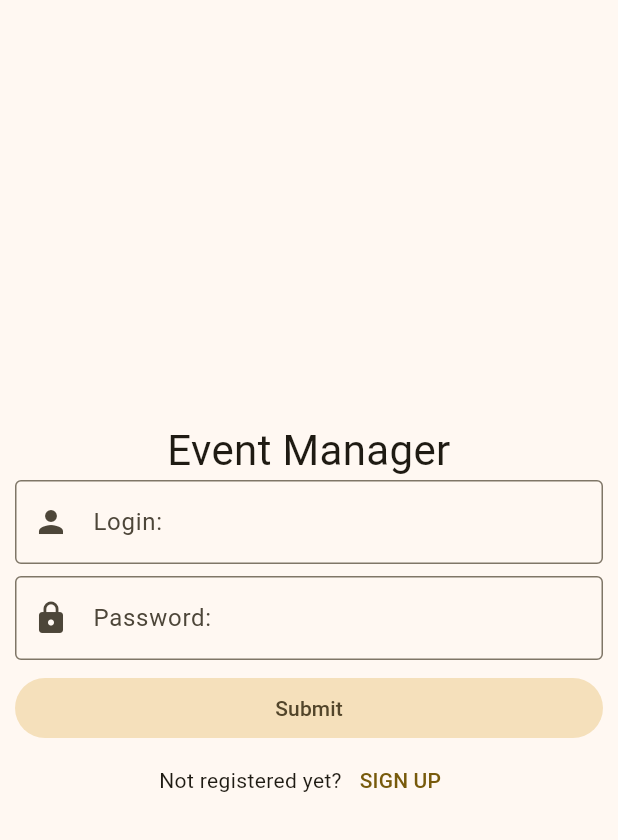
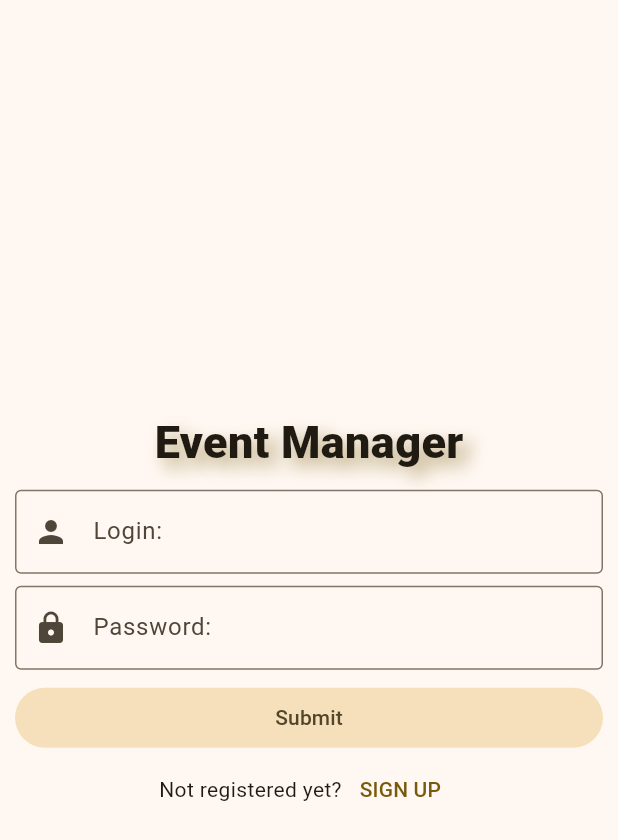
Before and after one commit to MTJakob/EventAppFrontend, a Flutter app: the screen it shows after launch, on a phone screen of 412 x 824 dp. Shown: the top 840 px of the screen. Run offline on Flutter 3.47's test engine with Material 3 defaults, Android fonts, the phone set to English and light mode, and no system bars; our stand-ins replace flutter_cache_manager, flutter_map, latlong2, validators.

Commit message:
Adjusted app style

```diff
--- a/lib/main.dart
+++ b/lib/main.dart
@@ -19,7 +19,11 @@ class MyApp extends StatelessWidget {
           colorScheme: ColorScheme.fromSeed(seedColor: Colors.amber),
           useMaterial3: true,
         ),
-        darkTheme: ThemeData.dark(),
+        darkTheme: ThemeData(
+          colorScheme: ColorScheme.fromSeed(
+              seedColor: Colors.amber.shade900, brightness: Brightness.dark),
+          useMaterial3: true,
+        ),
         initialRoute: '/login',
         routes: {
           '/login': (context) => const LoginPage(),
--- a/lib/pages/login_page.dart
+++ b/lib/pages/login_page.dart
@@ -1,4 +1,5 @@
 import 'package:event_flutter_application/pages/registration_dialog.dart';
+import 'package:event_flutter_application/title.dart';
 import 'package:flutter/material.dart';
 
 class LoginPage extends StatelessWidget {
@@ -22,10 +23,10 @@ class LoginPage extends StatelessWidget {
             shrinkWrap: true,
             padding: const EdgeInsets.symmetric(horizontal: 10, vertical: 20),
             children: [
-              const Text(
-                "Event Manager",
-                textAlign: TextAlign.center,
-                textScaler: TextScaler.linear(2),
+              Container(
+                alignment: Alignment.center,
+                padding: const EdgeInsetsDirectional.only(bottom: 10),
+                child: const TitleText(),
               ),
               TextFormField(
                 controller: loginController,
--- a/lib/pages/main_page.dart
+++ b/lib/pages/main_page.dart
@@ -1,6 +1,7 @@
 import 'package:event_flutter_application/pages/tabs/home_tab.dart';
 import 'package:event_flutter_application/pages/tabs/profile_tab.dart';
 import 'package:event_flutter_application/pages/tabs/search_tab.dart';
+import 'package:event_flutter_application/title.dart';
 import 'package:flutter/material.dart';
 
 class MainPage extends StatefulWidget {
@@ -18,7 +19,7 @@ class _MainPageState extends State<MainPage> {
     PageController controller = PageController(initialPage: currentPageIndex);
     return Scaffold(
         appBar: AppBar(
-          title: const Text("Event Manager"),
+          title: const TitleText(),
         ),
         bottomNavigationBar: NavigationBar(
           destinations: const [
--- a/lib/pages/tabs/home_tab.dart
+++ b/lib/pages/tabs/home_tab.dart
@@ -38,8 +38,7 @@ class _HomeTabState extends State<HomeTab> {
 
   @override
   Widget build(BuildContext context) {
-    return Scaffold(
-      body: FutureBuilder(
+    return FutureBuilder(
           future: MyAppData.of(context).getFile(),
           builder: (context, AsyncSnapshot<File> snapshot) {
             if (snapshot.hasData) {
@@ -57,9 +56,8 @@ class _HomeTabState extends State<HomeTab> {
                 ),
               );
             } else {
-              return const LinearProgressIndicator();
+              return const Align (alignment: Alignment.topCenter,child: LinearProgressIndicator());
             }
-          }),
-    );
+          });
   }
 }
--- /dev/null
+++ b/lib/title.dart
@@ -0,0 +1,22 @@
+import 'package:flutter/material.dart';
+
+class TitleText extends StatelessWidget {
+  const TitleText({super.key});
+
+  final double size = 30;
+
+  @override
+  Widget build(BuildContext context) {
+    return Text(
+      "Event Manager",
+      style: TextStyle(fontSize: size, fontWeight: FontWeight.w800,
+      shadows: [
+        Shadow(
+          offset: Offset(size / 5, size / 5),
+          color: Theme.of(context).primaryColor.withOpacity(0.5),
+          blurRadius: size / 2,
+        ),
+      ]),
+    );
+  }
+}
```
